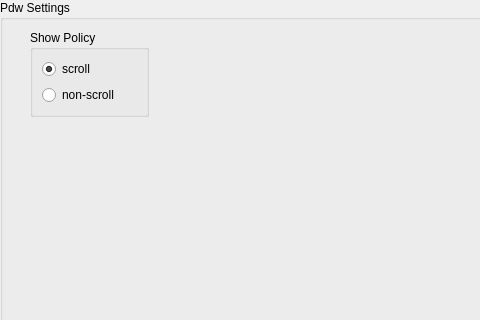
This is visualization/GUI/settings/mainsettingsui.ui in sepehrgh98/PyCoolEdit as Qt 5 draws it before an edit; both pictures show x 0 to 480 and y 0 to 320 of the 1147 by 589 pixel window. The edited form follows.
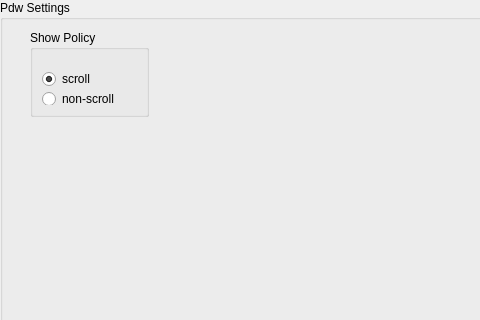
This is the edited form.

Patch:
```diff
--- a/visualization/GUI/settings/mainsettingsui.ui
+++ b/visualization/GUI/settings/mainsettingsui.ui
@@ -62,6 +62,9 @@
           <string>Show Policy</string>
          </property>
          <layout class="QVBoxLayout" name="verticalLayout">
+          <property name="topMargin">
+           <number>22</number>
+          </property>
           <item>
            <widget class="QRadioButton" name="scrollRadioButton">
             <property name="text">
```
